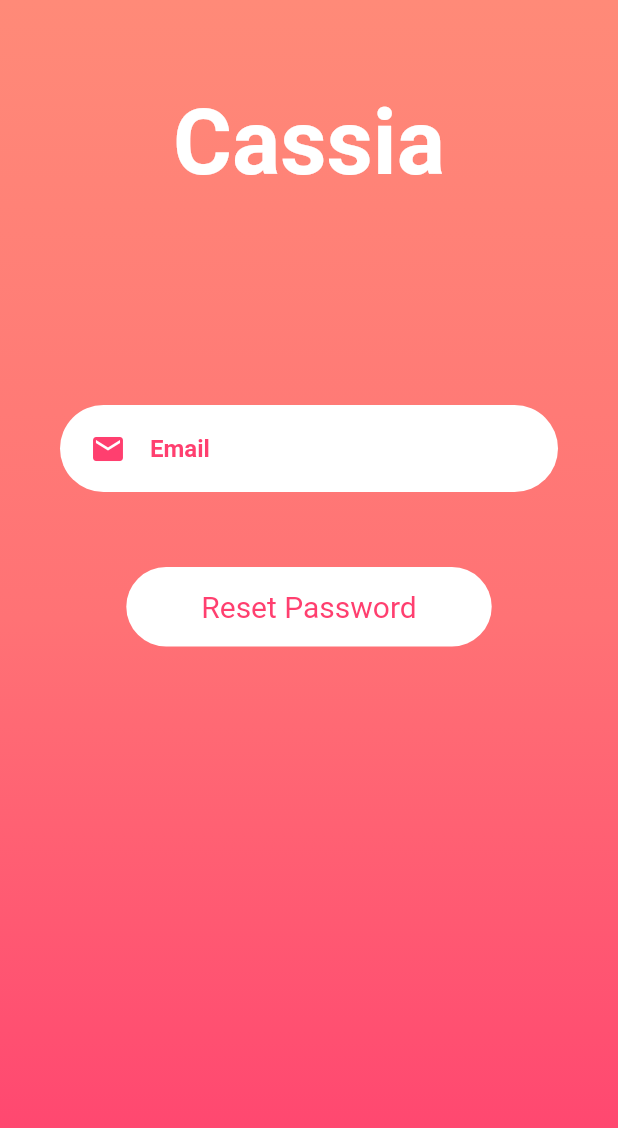
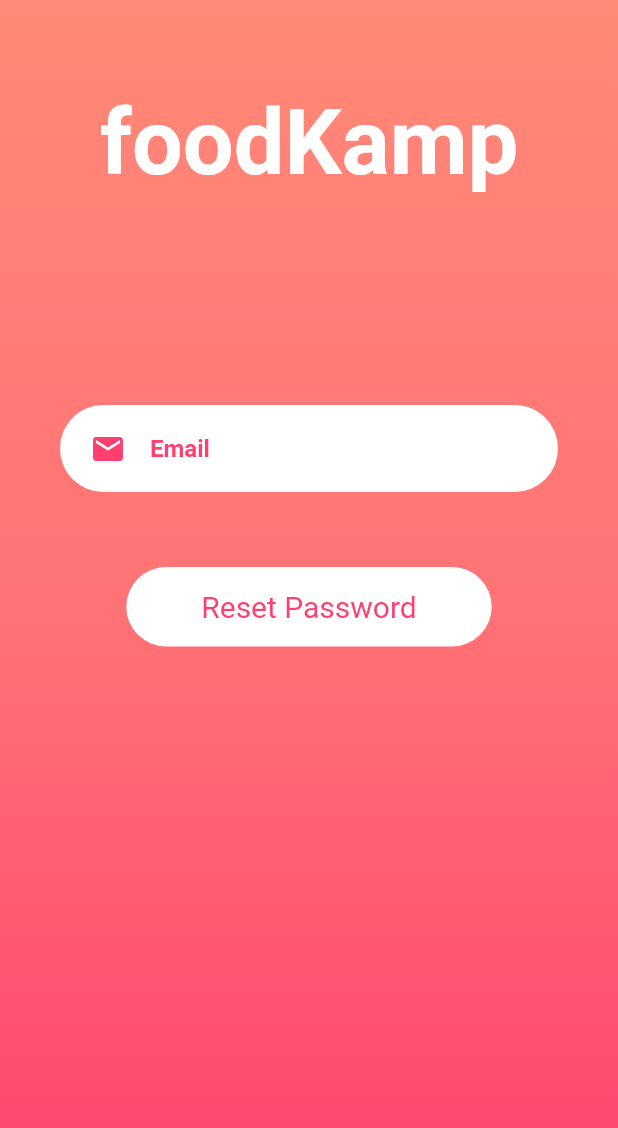
Before and after one commit to Nimishbansal-16/P005-FOODKAMP, a Flutter app: the ForgotPasswordPage screen opened directly, on a phone screen of 412 x 824 dp. Shown: the top 1128 px of the screen. Run offline on Flutter 3.47's test engine with Material 2 defaults, Android fonts, the phone set to English and light mode, and no system bars; our stand-ins replace cloud_firestore, curved_navigation_bar, firebase_auth, fluttertoast, progress_dialog; missing offline and left inert: flutter_barcode_scanner; accounts and stored records are empty; Roboto replaces fonts that are missing (Montserrat, MuseoModerno).

```diff
--- a/foodKamp - restuarant side/lib/screens/forgotPassword.dart
+++ b/foodKamp - restuarant side/lib/screens/forgotPassword.dart
@@ -143,7 +143,7 @@ class _ForgotPasswordPageState extends State<ForgotPasswordPage> {
                   child: Container(
                     padding: EdgeInsets.only(top: 60),
                     child: Text(
-                      'Cassia',
+                      'foodKamp',
                       style: TextStyle(
                         fontSize: 60,
                         fontWeight: FontWeight.bold,
--- a/foodKamp - user side/lib/screens/forgotPassword.dart
+++ b/foodKamp - user side/lib/screens/forgotPassword.dart
@@ -143,7 +143,7 @@ class _ForgotPasswordPageState extends State<ForgotPasswordPage> {
                   child: Container(
                     padding: EdgeInsets.only(top: 60),
                     child: Text(
-                      'Cassia',
+                      'foodKamp',
                       style: TextStyle(
                         fontSize: 60,
                         fontWeight: FontWeight.bold,
```
Also changed, not shown: images/resetPassword.png (added), 1 other file.
